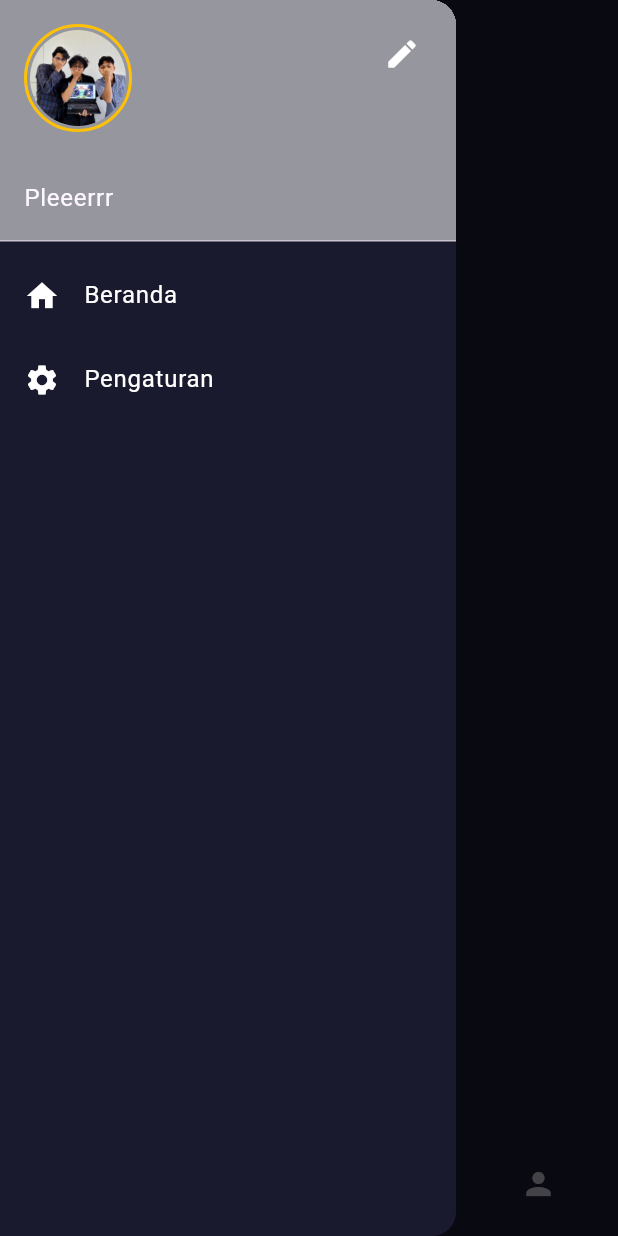
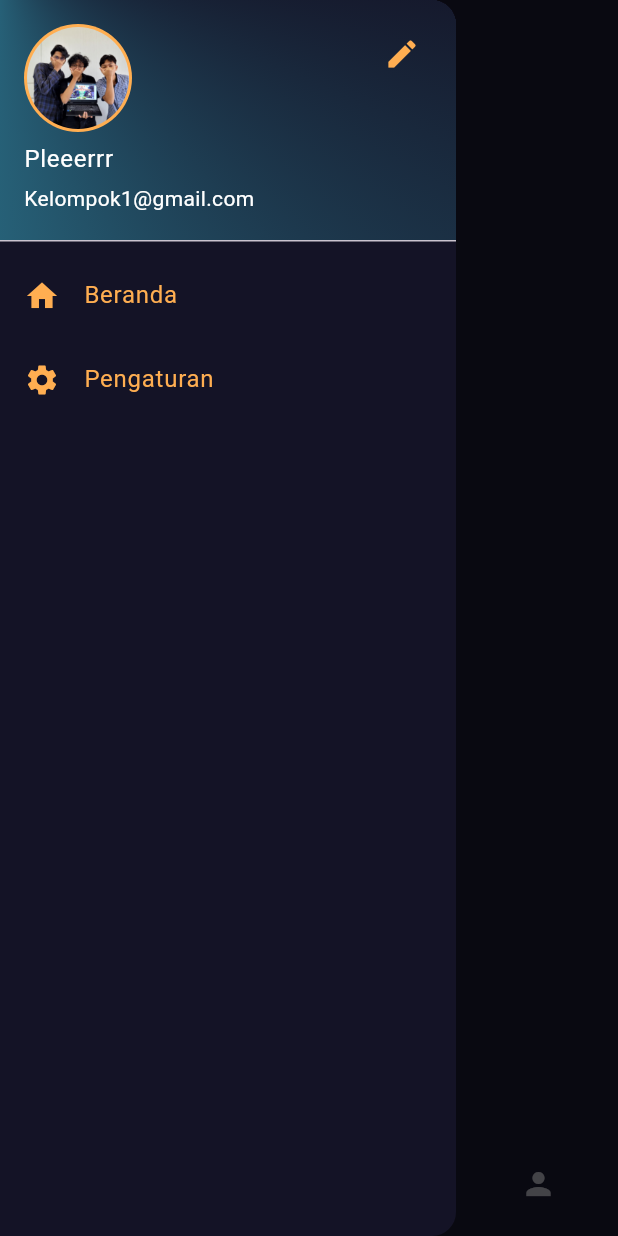
Before and after one commit to vann10/projek_pab_duit, a Flutter app: the HomePage screen opened directly, item 2 of the bottom bar chosen, in the side drawer, after a tap on the "home" icon, on a phone screen of 412 x 824 dp. Run offline on Flutter 3.47's test engine with Material 3 defaults, Android fonts, the phone set to English and light mode, and no system bars; our stand-ins replace google_fonts.

Commit message:
ganti variabel

```diff
--- a/lib/home_page.dart
+++ b/lib/home_page.dart
@@ -1,6 +1,7 @@
 import 'package:flutter/material.dart';
 import 'package:google_fonts/google_fonts.dart';
 import 'package:projek_pab_duit/bottom_navbar.dart';
+import 'package:projek_pab_duit/themes/colors.dart';
 import 'package:projek_pab_duit/transaction_card.dart';
 import 'package:projek_pab_duit/widgets/balance.dart';
 import 'package:projek_pab_duit/widgets/header.dart';
@@ -25,7 +26,7 @@ class _HomePageState extends State<HomePage> {
   @override
   Widget build(BuildContext context) {
     return Scaffold(
-      backgroundColor: const Color(0xFF141326),
+      backgroundColor: DarkColors.bg,
       drawer: AppDrawer(),
       body: Stack(
         children: [
@@ -64,12 +65,8 @@ class HomeContent extends StatelessWidget {
               gradient: RadialGradient(
                 center: Alignment(-1.0, -1.5),
                 radius: 1,
-                colors: [
-                  Color(0xFF141326),
-                  Color.fromARGB(255, 64, 134, 232),
-                  Color(0xFF141326),
-                ],
-                stops: [0.0, 0.7, 1],
+                colors: [DarkColors.bg, DarkColors.bg1, DarkColors.bg],
+                stops: [0.0, 0.5, 1],
               ),
             ),
           ),
@@ -77,7 +74,7 @@ class HomeContent extends StatelessWidget {
           Positioned(
             left: 0,
             right: 0,
-            bottom: -190,
+            bottom: -160,
             child: Image.asset(
               'assets/images/subtract.png',
               fit: BoxFit.contain,
@@ -161,20 +158,33 @@ class AppDrawer extends StatelessWidget {
   @override
   Widget build(BuildContext context) {
     return Drawer(
-      backgroundColor: const Color(0xFF1A1A2E),
+      backgroundColor: DarkColors.bg,
       child: ListView(
         padding: EdgeInsets.zero,
         children: [
           UserAccountsDrawerHeader(
-            decoration: const BoxDecoration(color: Colors.white54),
-            accountName: const Text('Pleeerrr'),
-            accountEmail: null,
+            decoration: const BoxDecoration(
+              gradient: SweepGradient(
+                center: Alignment(-1.0, -1.5),
+                colors: [DarkColors.bg, DarkColors.bg1, DarkColors.bg],
+                stops: [0.0, 0.6, 0.8],
+              ),
+            ),
+
+            accountName: const Text(
+              'Pleeerrr',
+              style: TextStyle(color: Colors.white),
+            ),
+            accountEmail: Text(
+              'Kelompok1@gmail.com',
+              style: TextStyle(color: Colors.white),
+            ),
             currentAccountPicture: Container(
               width: 20,
               height: 20,
               decoration: BoxDecoration(
                 shape: BoxShape.circle,
-                border: Border.all(color: Colors.amber, width: 2),
+                color: DarkColors.oren,
               ),
               child: Padding(
                 padding: const EdgeInsets.all(2.0),
@@ -187,21 +197,24 @@ class AppDrawer extends StatelessWidget {
               ),
             ),
             otherAccountsPictures: const [
-              Icon(Icons.edit, color: Colors.white),
+              Icon(Icons.edit, color: DarkColors.oren),
             ],
           ),
           ListTile(
             leading: const Icon(Icons.home),
-            iconColor: Colors.white,
-            title: const Text('Beranda', style: TextStyle(color: Colors.white)),
+            iconColor: DarkColors.oren,
+            title: const Text(
+              'Beranda',
+              style: TextStyle(color: DarkColors.oren),
+            ),
             onTap: () => Navigator.pop(context),
           ),
           ListTile(
             leading: const Icon(Icons.settings),
-            iconColor: Colors.white,
+            iconColor: DarkColors.oren,
             title: const Text(
               'Pengaturan',
-              style: TextStyle(color: Colors.white),
+              style: TextStyle(color: DarkColors.oren),
             ),
             onTap: () => Navigator.pop(context),
           ),
--- /dev/null
+++ b/lib/themes/colors.dart
@@ -0,0 +1,33 @@
+import 'package:flutter/material.dart';
+
+class DarkColors {
+  static const Color bg = Color(0xff141326);
+  static const Color bg1 = Color(0xFF40CCE8);
+  static const Color bg2 = Color(0xFF40E8B3);
+  static const Color availBalance = Color(0xFF3CE360);
+  static const Color expenseBg = Color(0xFFF31E1E);
+  static const Color expenseFont = Color(0xFFF04E4E);
+  static const Color incomeBg = Color(0xff7af31e);
+  static const Color incomeFont = Color(0xff54f04e);
+  static const Color inputBar = Color(0xff252346);
+  static const Color bawahBar = Color(0xff1A1933);
+  static const Color oren = Color(0xffffae51);
+}
+
+class GradientColors {
+  static const LinearGradient gradient1 = LinearGradient(
+    colors: [Color(0xFF6C40D9), Color(0xFFA858EE)],
+    begin: Alignment.topCenter,
+    end: Alignment.bottomCenter,
+  );
+  static const LinearGradient gradient2 = LinearGradient(
+    colors: [Color(0xFF00A6C2), Color(0XFF00C2CB)],
+    begin: Alignment.topCenter,
+    end: Alignment.bottomCenter,
+  );
+  static const LinearGradient gradient3 = LinearGradient(
+    colors: [Color(0xffe3823c), Color(0xffe33c3c)],
+    begin: Alignment.topCenter,
+    end: Alignment.bottomCenter,
+  );
+}
--- a/lib/widgets/header.dart
+++ b/lib/widgets/header.dart
@@ -3,7 +3,7 @@ import 'package:google_fonts/google_fonts.dart';
 
 Widget header(BuildContext context) {
   return Padding(
-    padding: const EdgeInsets.only(top: 80.0, left: 20.0),
+    padding: const EdgeInsets.only(top: 50.0, left: 20.0),
     child: Row(
       children: [
         GestureDetector(
```
